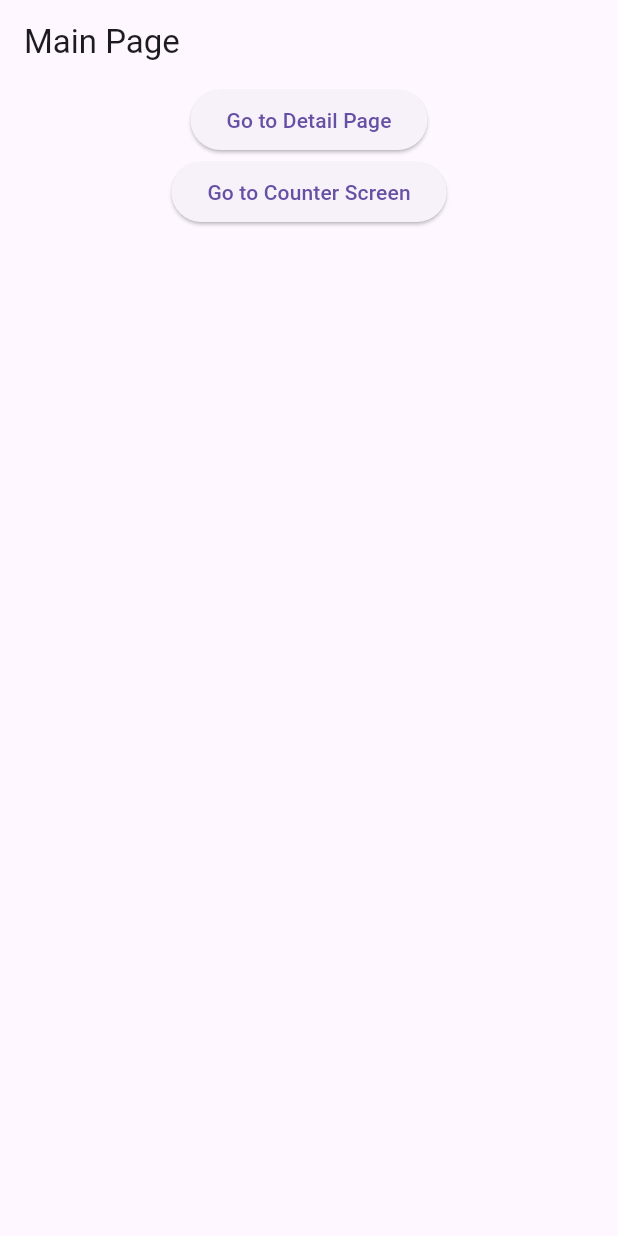
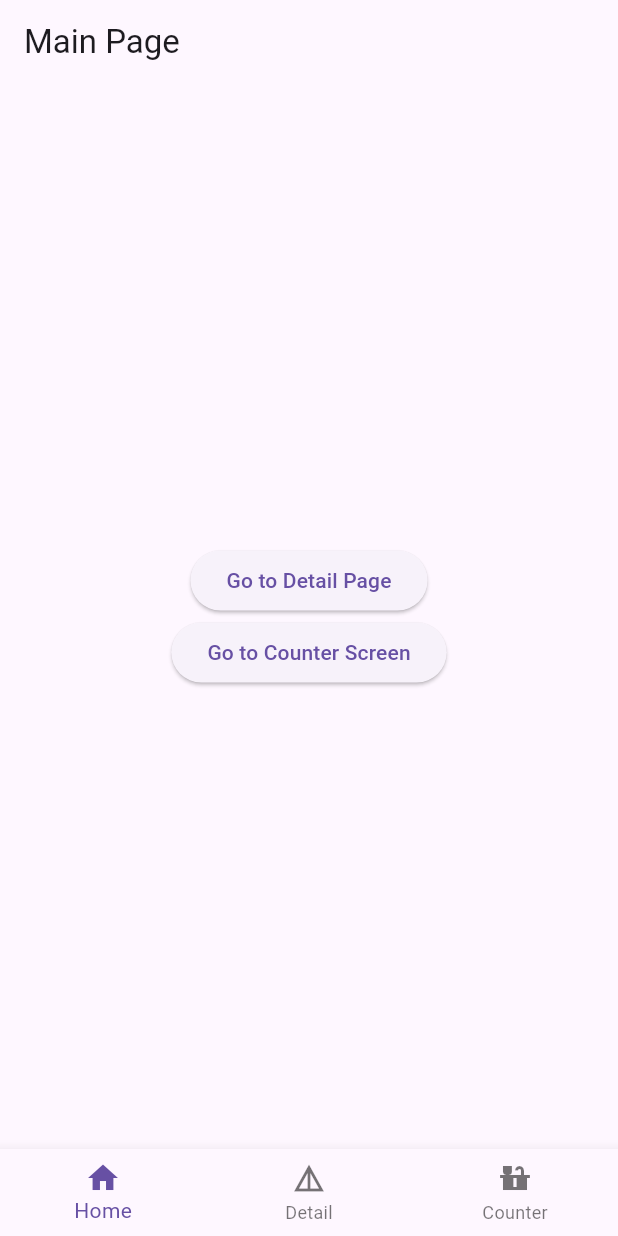
Before and after one commit to DAAC-A00/riverpod_gorouter_test01, a Flutter app: the screen it shows after launch, on a phone screen of 412 x 824 dp. Run offline on Flutter 3.47's test engine with Material 3 defaults, Android fonts, the phone set to English and light mode, and no system bars; our stand-ins replace flutter_riverpod, go_router.

Commit message:
<feat> homeScreen 추가 및 riverpod, goRouter와 함께 BottomNavigationBar 적용 성공

```diff
--- a/lib/app_router.dart
+++ b/lib/app_router.dart
@@ -3,8 +3,9 @@
 import 'package:flutter/material.dart';
 import 'package:go_router/go_router.dart';
 import 'counter_screen.dart';
+import 'detail_page.dart';
 import 'main_page.dart';
-import 'detail_page.dart';
+import 'route_error_screen.dart';
 
 final GoRouter appRouter = GoRouter(
   initialLocation: '/',
@@ -24,4 +25,8 @@ final GoRouter appRouter = GoRouter(
           const CounterScreen(),
     ),
   ],
+  errorBuilder: (context, state) => RouteErrorScreen(
+    errorMsg: state.error.toString(),
+    key: state.pageKey,
+  ),
 );
--- /dev/null
+++ b/lib/home_screen.dart
@@ -0,0 +1,30 @@
+// home_screen.dart
+
+import 'package:flutter/material.dart';
+import 'package:go_router/go_router.dart';
+
+class HomeScreen extends StatelessWidget {
+  const HomeScreen({super.key});
+
+  @override
+  Widget build(BuildContext context) {
+    return Scaffold(
+      appBar: AppBar(title: const Text('Main Page')),
+      body: Center(
+        child: Column(
+          mainAxisAlignment: MainAxisAlignment.center,
+          children: [
+            ElevatedButton(
+              onPressed: () => context.go('/detail'),
+              child: const Text('Go to Detail Page'),
+            ),
+            ElevatedButton(
+              onPressed: () => context.go('/home'),
+              child: const Text('Go to Counter Screen'),
+            ),
+          ],
+        ),
+      ),
+    );
+  }
+}
--- a/lib/main_page.dart
+++ b/lib/main_page.dart
@@ -3,26 +3,52 @@
 import 'package:flutter/material.dart';
 import 'package:go_router/go_router.dart';
 
-class MainPage extends StatelessWidget {
+import 'counter_screen.dart';
+import 'detail_page.dart';
+import 'home_screen.dart'; // HomeScreen을 import합니다.
+
+class MainPage extends StatefulWidget {
   const MainPage({super.key});
 
   @override
+  State<MainPage> createState() => _MainPageState();
+}
+
+class _MainPageState extends State<MainPage> {
+  int _selectedTabIndex = 0;
+
+  @override
   Widget build(BuildContext context) {
+    final tabs = [
+      const HomeScreen(), // 첫 번째 탭에 HomeScreen을 추가합니다.
+      const DetailPage(),
+      const CounterScreen(),
+    ]; // 탭에 따른 화면을 여기에 추가합니다.
+
     return Scaffold(
-      appBar: AppBar(title: const Text('Main Page')),
-      body: Center(
-          child: Column(
-        children: [
-          ElevatedButton(
-            onPressed: () => context.go('/detail'),
-            child: const Text('Go to Detail Page'),
+      body: tabs[_selectedTabIndex], // 선택된 탭 인덱스에 따라 화면을 표시합니다.
+      bottomNavigationBar: BottomNavigationBar(
+        currentIndex: _selectedTabIndex,
+        onTap: (index) {
+          setState(() {
+            _selectedTabIndex = index;
+          });
+        },
+        items: const [
+          BottomNavigationBarItem(
+            icon: Icon(Icons.home),
+            label: 'Home', // 첫 번째 탭의 라벨을 'Home'으로 변경합니다.
           ),
-          ElevatedButton(
-            onPressed: () => context.go('/home'),
-            child: const Text('Go to Counter Screen'),
+          BottomNavigationBarItem(
+            icon: Icon(Icons.details),
+            label: 'Detail',
+          ),
+          BottomNavigationBarItem(
+            icon: Icon(Icons.countertops),
+            label: 'Counter',
           ),
         ],
-      )),
+      ),
     );
   }
 }
```
